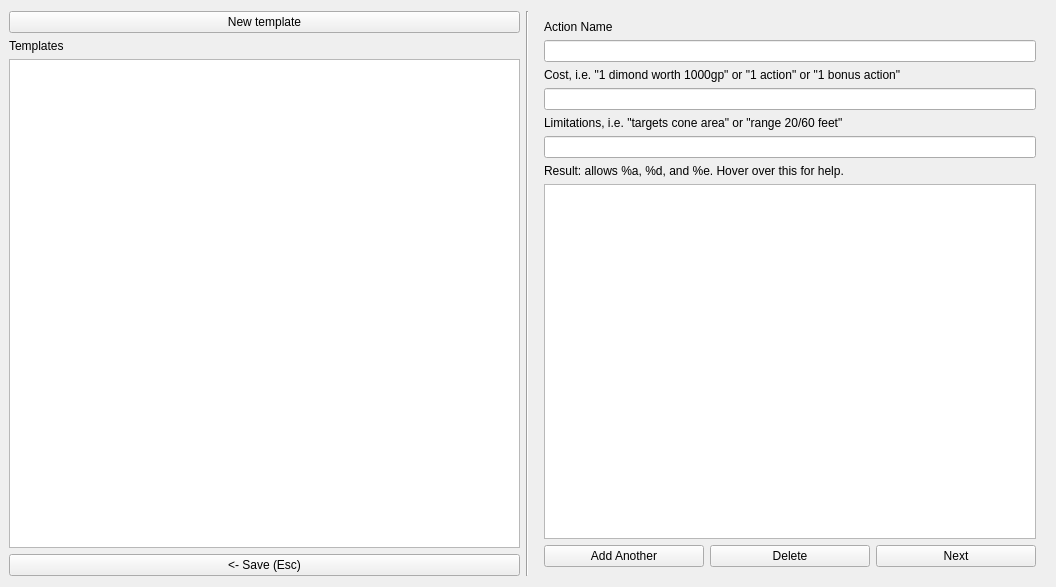
First picture: the form in ui_files/Acadamy_Dialog.ui, repository nogasgofast/Adventure_Wrench, before the edit.
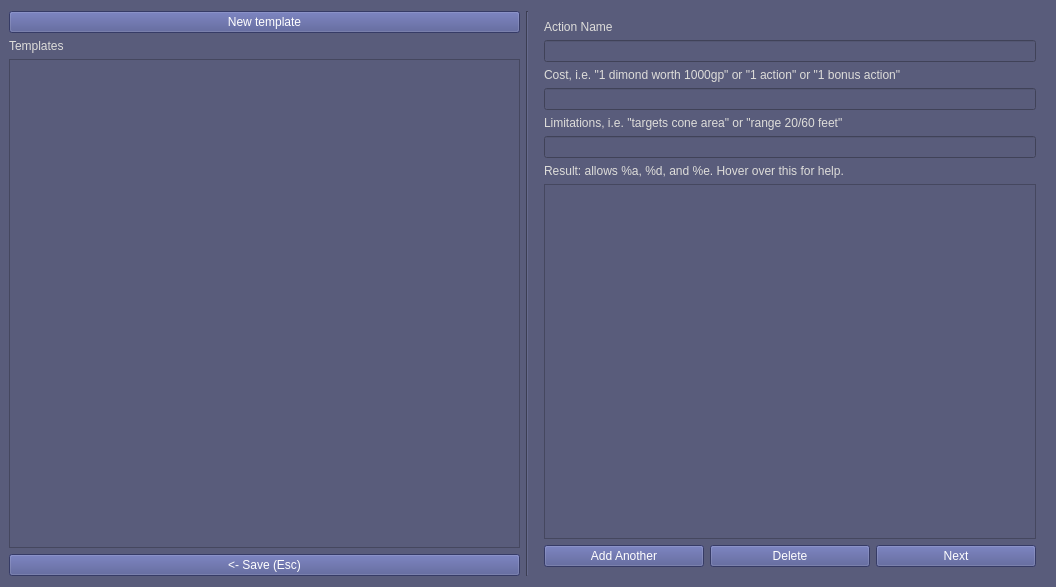
Second picture: the form after the edit. Icons and pictures are not drawn.

Commit message:
sweeping changes to style
some imporvements focused on hosting this repo on flathub

Diff of the .ui file:
```diff
--- a/ui_files/Acadamy_Dialog.ui
+++ b/ui_files/Acadamy_Dialog.ui
@@ -13,6 +13,46 @@
   <property name="windowTitle">
    <string>Acadamy</string>
   </property>
+  <property name="styleSheet">
+   <string notr="true">QWidget {
+  color: black;
+  background-color: rgb(89, 92, 123);
+}
+
+QListWidget QTreeWidget{
+   color: #000;
+   selection-color: #FFF;
+   selection-background-color: #55A;
+}
+
+QListWidget::item:selected:!active{
+   color: #000;
+   selection-color: #FFF;
+   selection-background-color: #55A;
+}
+
+QTreeWidget::item:selected:!active{
+   color: #000;
+   selection-color: #FFF;
+   selection-background-color: #55A;
+}
+
+
+QToolTip {
+	border: 5px solid orange;
+	background-color: #39537d;
+    color: #FFF;
+}
+
+QLabel {
+color: rgb(222, 221, 218);
+}
+
+QPushButton {
+background-color: rgb(75, 82, 143);
+color: white;
+}</string>
+  </property>
   <layout class="QHBoxLayout" name="horizontalLayout">
    <property name="leftMargin">
     <number>9</number>
```
The commit also changes 24 other files.
